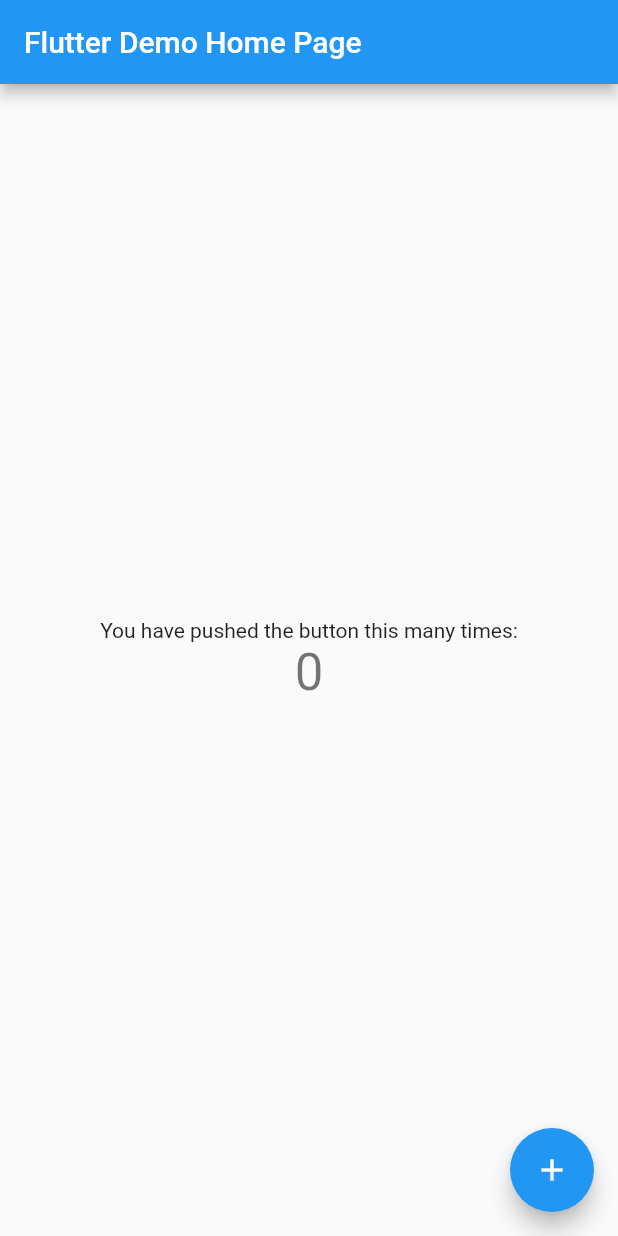
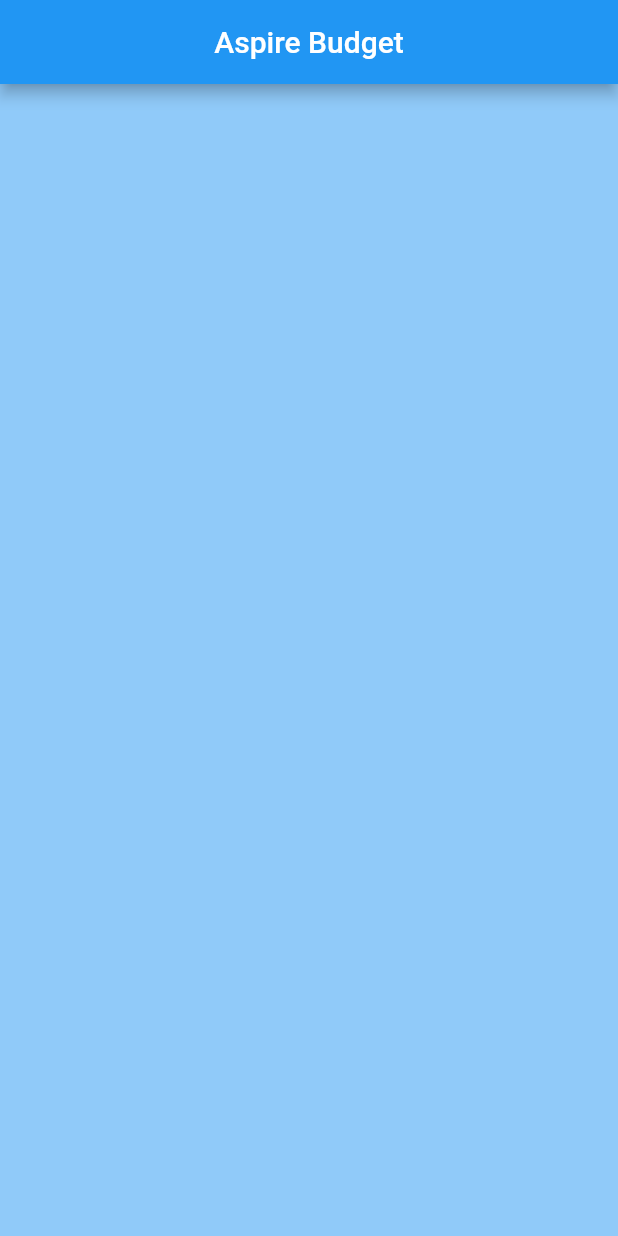
Before and after one commit to aspirebudgetingmobile/aspirebudgeting_flutter, a Flutter app: the screen it shows after launch, on a phone screen of 412 x 824 dp. Run offline on Flutter 3.47's test engine with Material 2 defaults, Android fonts, the phone set to English and light mode, and no system bars; our stand-ins replace get; generated files the repository leaves out were written again.

Commit message:
Setup project

```diff
--- /dev/null
+++ b/l10n.yaml
@@ -0,0 +1,3 @@
+arb-dir: translations
+template-arb-file: app_en.arb
+output-localization-file: app_localizations.dart
--- a/lib/main.dart
+++ b/lib/main.dart
@@ -1,115 +1,6 @@
+import 'package:aspirebudgeting_flutter/src/screens/budget_aspire_app.dart';
 import 'package:flutter/material.dart';
 
 void main() {
-  runApp(const MyApp());
+  runApp(const BudgetAspireApp());
 }
-
-class MyApp extends StatelessWidget {
-  const MyApp({Key? key}) : super(key: key);
-
-  // This widget is the root of your application.
-  @override
-  Widget build(BuildContext context) {
-    return MaterialApp(
-      title: 'Flutter Demo',
-      theme: ThemeData(
-        // This is the theme of your application.
-        //
-        // Try running your application with "flutter run". You'll see the
-        // application has a blue toolbar. Then, without quitting the app, try
-        // changing the primarySwatch below to Colors.green and then invoke
-        // "hot reload" (press "r" in the console where you ran "flutter run",
-        // or simply save your changes to "hot reload" in a Flutter IDE).
-        // Notice that the counter didn't reset back to zero; the application
-        // is not restarted.
-        primarySwatch: Colors.blue,
-      ),
-      home: const MyHomePage(title: 'Flutter Demo Home Page'),
-    );
-  }
-}
-
-class MyHomePage extends StatefulWidget {
-  const MyHomePage({Key? key, required this.title}) : super(key: key);
-
-  // This widget is the home page of your application. It is stateful, meaning
-  // that it has a State object (defined below) that contains fields that affect
-  // how it looks.
-
-  // This class is the configuration for the state. It holds the values (in this
-  // case the title) provided by the parent (in this case the App widget) and
-  // used by the build method of the State. Fields in a Widget subclass are
-  // always marked "final".
-
-  final String title;
-
-  @override
-  State<MyHomePage> createState() => _MyHomePageState();
-}
-
-class _MyHomePageState extends State<MyHomePage> {
-  int _counter = 0;
-
-  void _incrementCounter() {
-    setState(() {
-      // This call to setState tells the Flutter framework that something has
-      // changed in this State, which causes it to rerun the build method below
-      // so that the display can reflect the updated values. If we changed
-      // _counter without calling setState(), then the build method would not be
-      // called again, and so nothing would appear to happen.
-      _counter++;
-    });
-  }
-
-  @override
-  Widget build(BuildContext context) {
-    // This method is rerun every time setState is called, for instance as done
-    // by the _incrementCounter method above.
-    //
-    // The Flutter framework has been optimized to make rerunning build methods
-    // fast, so that you can just rebuild anything that needs updating rather
-    // than having to individually change instances of widgets.
-    return Scaffold(
-      appBar: AppBar(
-        // Here we take the value from the MyHomePage object that was created by
-        // the App.build method, and use it to set our appbar title.
-        title: Text(widget.title),
-      ),
-      body: Center(
-        // Center is a layout widget. It takes a single child and positions it
-        // in the middle of the parent.
-        child: Column(
-          // Column is also a layout widget. It takes a list of children and
-          // arranges them vertically. By default, it sizes itself to fit its
-          // children horizontally, and tries to be as tall as its parent.
-          //
-          // Invoke "debug painting" (press "p" in the console, choose the
-          // "Toggle Debug Paint" action from the Flutter Inspector in Android
-          // Studio, or the "Toggle Debug Paint" command in Visual Studio Code)
-          // to see the wireframe for each widget.
-          //
-          // Column has various properties to control how it sizes itself and
-          // how it positions its children. Here we use mainAxisAlignment to
-          // center the children vertically; the main axis here is the vertical
-          // axis because Columns are vertical (the cross axis would be
-          // horizontal).
-          mainAxisAlignment: MainAxisAlignment.center,
-          children: <Widget>[
-            const Text(
-              'You have pushed the button this many times:',
-            ),
-            Text(
-              '$_counter',
-              style: Theme.of(context).textTheme.headline4,
-            ),
-          ],
-        ),
-      ),
-      floatingActionButton: FloatingActionButton(
-        onPressed: _incrementCounter,
-        tooltip: 'Increment',
-        child: const Icon(Icons.add),
-      ), // This trailing comma makes auto-formatting nicer for build methods.
-    );
-  }
-}
--- /dev/null
+++ b/lib/src/screens/Login/login_page.dart
@@ -0,0 +1,23 @@
+import 'package:flutter/material.dart';
+import 'package:flutter_gen/gen_l10n/app_localizations.dart';
+import 'package:get/get.dart';
+
+class LoginWidget extends StatelessWidget {
+  const LoginWidget({Key? key}) : super(key: key);
+
+  @override
+  Widget build(BuildContext context) {
+    var localizations = AppLocalizations.of(context)!;
+    Get.put(localizations, permanent: true);
+
+    return Scaffold(
+      appBar: AppBar(
+        centerTitle: true,
+        title: Text(localizations.appTitle),
+      ),
+      body: Container(
+        color: Theme.of(context).backgroundColor,
+      ),
+    );
+  }
+}
--- /dev/null
+++ b/lib/src/screens/budget_aspire_app.dart
@@ -0,0 +1,20 @@
+import 'package:aspirebudgeting_flutter/src/screens/Login/login_page.dart';
+import 'package:flutter/material.dart';
+import 'package:flutter_gen/gen_l10n/app_localizations.dart';
+
+class BudgetAspireApp extends StatelessWidget {
+  const BudgetAspireApp({Key? key}) : super(key: key);
+
+  @override
+  Widget build(BuildContext context) {
+    return MaterialApp(
+      themeMode: ThemeMode.system,
+      theme: ThemeData(
+        primarySwatch: Colors.blue,
+      ),
+      localizationsDelegates: AppLocalizations.localizationsDelegates,
+      supportedLocales: AppLocalizations.supportedLocales,
+      home: const LoginWidget(),
+    );
+  }
+}
--- a/pubspec.yaml
+++ b/pubspec.yaml
@@ -29,6 +29,10 @@
 dependencies:
   flutter:
     sdk: flutter
+  flutter_localizations:
+    sdk: flutter
+  intl: ^0.17.0
+  get: ^4.3.8
 
 
   # The following adds the Cupertino Icons font to your application.
@@ -56,6 +60,7 @@
   # included with your application, so that you can use the icons in
   # the material Icons class.
   uses-material-design: true
+  generate: true
 
   # To add assets to your application, add an assets section, like this:
   # assets:
--- /dev/null
+++ b/translations/app_en.arb
@@ -0,0 +1,3 @@
+{
+  "appTitle": "Aspire Budget"
+}
--- /dev/null
+++ b/translations/app_hu.arb
@@ -0,0 +1,3 @@
+{
+  "appTitle": "Aspire Budget"
+}
```
Also changed, not shown: lib/src/style/colors.dart (added, +23 -0 lines), lib/src/style/themes.dart (added, +32 -0 lines), fonts/Karla-Bold.ttf (added), fonts/Karla-Regular.ttf (added), fonts/Nunito-Bold.ttf (added), fonts/Nunito-Regular.ttf (added), fonts/Nunito-SemiBold.ttf (added), fonts/Rubik-Light.ttf (added), fonts/Rubik-Medium.ttf (added), fonts/Rubik-Regular.ttf (added), pubspec.lock, 2 other files.
